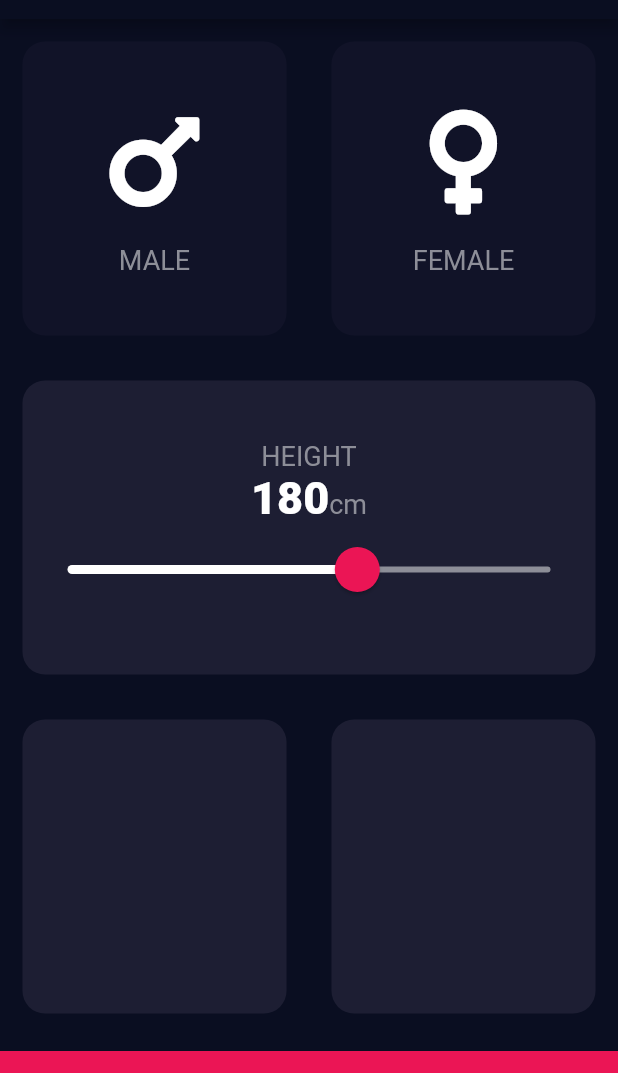
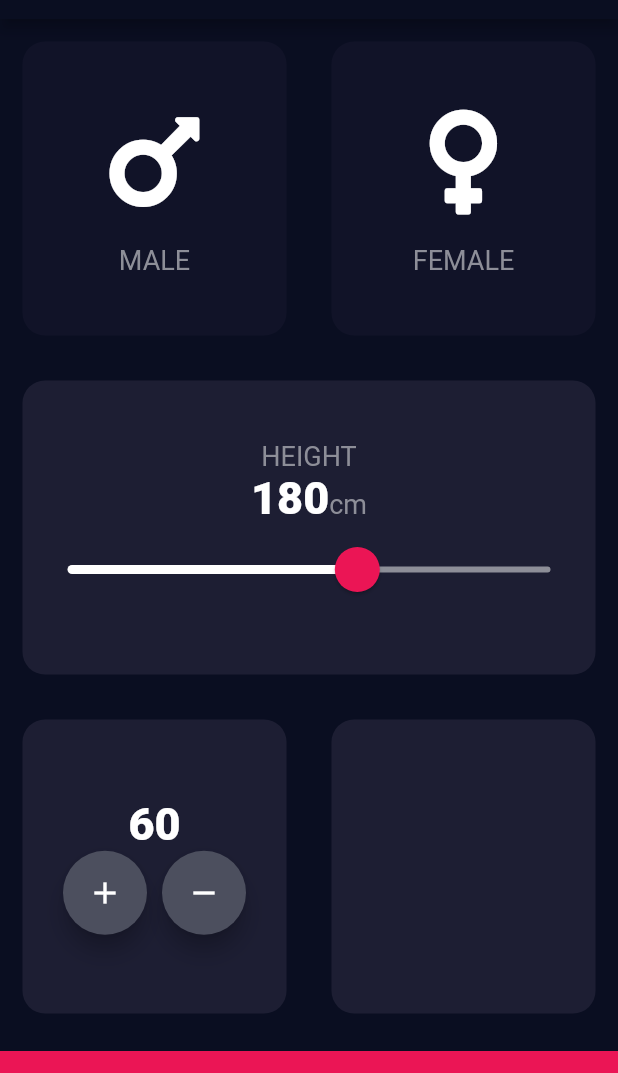
Before and after one commit to miller7777777/bmi-calculator-flutter-master, a Flutter app: the screen it shows after launch, on a phone screen of 412 x 824 dp, the part 65-1138 px from its top. Run offline on Flutter 3.47's test engine with Material 2 defaults, Android fonts, the phone set to English and light mode, and no system bars; our stand-ins replace font_awesome_flutter.

Commit message:
Begin composing weight select widget

```diff
--- a/lib/input_page.dart
+++ b/lib/input_page.dart
@@ -17,6 +17,7 @@ class InputPage extends StatefulWidget {
 class _InputPageState extends State<InputPage> {
   Gender selectedGender;
   int height = 180;
+  int weight = 60;
 
   @override
   Widget build(BuildContext context) {
@@ -31,6 +32,7 @@ class _InputPageState extends State<InputPage> {
               child: Row(
                 children: [
                   Expanded(
+                    //Male widget
                     child: ReusableCard(
                       onPress: () {
                         setState(() {
@@ -46,6 +48,7 @@ class _InputPageState extends State<InputPage> {
                     flex: 1,
                   ),
                   Expanded(
+                    //female widget
                     child: ReusableCard(
                       onPress: () {
                         setState(() {
@@ -65,6 +68,7 @@ class _InputPageState extends State<InputPage> {
               flex: 1,
             ),
             Expanded(
+              //weight widget with slider
               child: ReusableCard(
                   colour: kActiveCardColor,
                   cardChild: Column(
@@ -113,7 +117,35 @@ class _InputPageState extends State<InputPage> {
               child: Row(
                 children: [
                   Expanded(
-                    child: ReusableCard(colour: kActiveCardColor),
+                    //set weight widget
+                    child: ReusableCard(
+                        colour: kActiveCardColor,
+                        cardChild: Column(
+                          mainAxisAlignment: MainAxisAlignment.center,
+                          children: [
+                            Text(
+                              weight.toString(),
+                              style: kNumberTextStyle,
+                            ),
+                            Row(
+                              mainAxisAlignment: MainAxisAlignment.center,
+                              children: [
+                                FloatingActionButton(
+                                  backgroundColor: Color(0xFF4C4F5E),
+                                  child: Icon(Icons.add, color: Colors.white),
+                                ),
+                                SizedBox(
+                                  width: 10.0,
+                                ),
+                                FloatingActionButton(
+                                  backgroundColor: Color(0xFF4C4F5E),
+                                  child:
+                                      Icon(Icons.remove, color: Colors.white),
+                                ),
+                              ],
+                            ),
+                          ],
+                        )),
                     flex: 1,
                   ),
                   Expanded(
```
